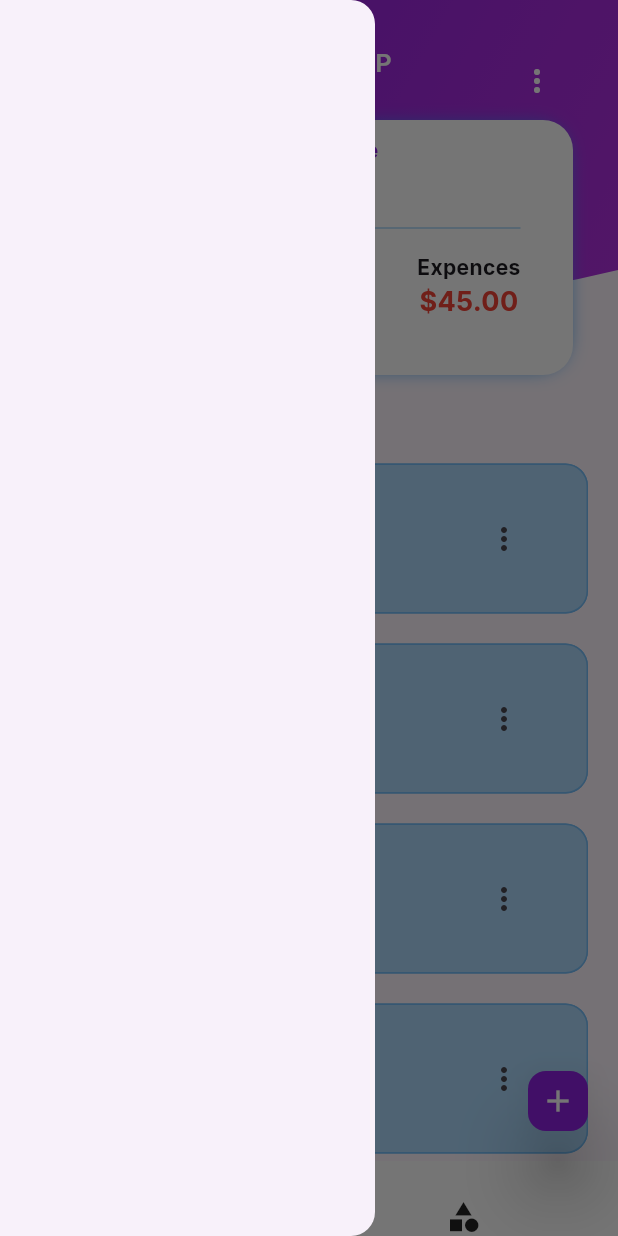
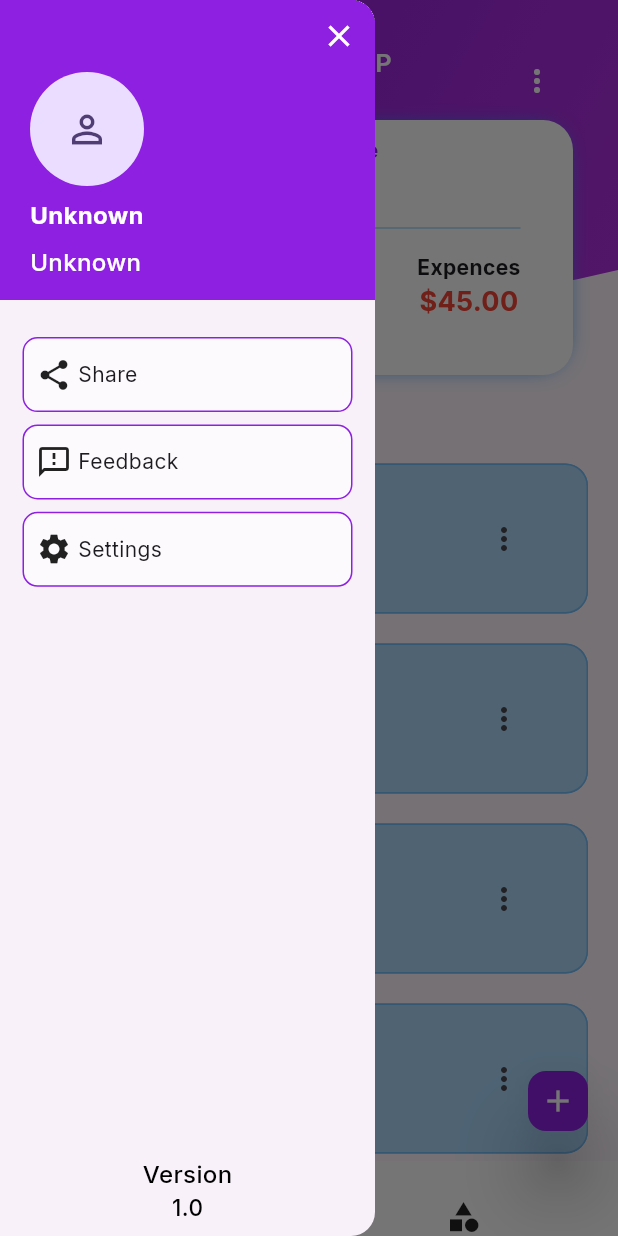
Before and after one commit to safvansafvan/Wallet-App, a Flutter app: the screen it shows after launch, with the side drawer open, on a phone screen of 412 x 824 dp. Run offline on Flutter 3.47's test engine with Material 2 defaults, Android fonts, the phone set to English and light mode, and no system bars; drawn by our look-alikes of curved_navigation_bar; our stand-ins replace google_fonts.

Commit message:
drawer widget ui completed

```diff
--- a/lib/controller/core/constant.dart
+++ b/lib/controller/core/constant.dart
@@ -28,4 +28,22 @@ class CustomHeights {
     );
     return height;
   }
+
+  static commonheight(context) {
+    Size size = MediaQuery.of(context).size;
+    var height = SizedBox(
+      height: size.height * 0.03,
+    );
+    return height;
+  }
 }
+
+class CustomWidth {
+  static widthFive(context) {
+    Size size = MediaQuery.of(context).size;
+    var width = SizedBox(
+      width: size.width * 0.01,
+    );
+    return width;
+  }
+}
--- a/lib/main.dart
+++ b/lib/main.dart
@@ -18,6 +18,7 @@ class MyApp extends StatelessWidget {
           useMaterial3: true,
           fontFamily: GoogleFonts.inter().fontFamily),
       debugShowCheckedModeBanner: false,
-        home: MyHomeScreen());
+      home: MyHomeScreen(),
+    );
   }
 }
--- a/lib/view/category/category.dart
+++ b/lib/view/category/category.dart
@@ -40,23 +40,25 @@ class _CategoryScreenState extends State<CategoryScreen>
           ),
           centerTitle: true,
         ),
-        TabBar(
-          controller: controller,
-          labelStyle:
-              CustomFuction.style(fontWeight: FontWeight.bold, size: 16),
-          tabs: [
-            Tab(
-              text: 'Income',
-            ),
-            Tab(
-              text: 'Expence',
-            ),
-          ],
+        ColoredBox(
+          color: CustomColors.commonClr,
+          child: TabBar(
+            controller: controller,
+            indicatorColor: CustomColors.kwhite,
+            labelColor: CustomColors.kwhite,
+            unselectedLabelColor: CustomColors.kwhite,
+            labelStyle:
+                CustomFuction.style(fontWeight: FontWeight.bold, size: 16),
+            tabs: const [
+              Tab(text: 'Income'),
+              Tab(text: 'Expence'),
+            ],
+          ),
         ),
         Expanded(
           child: TabBarView(
               controller: controller,
-              children: [IncomeTabBar(), ExpenceTabBar()]),
+              children: const [IncomeTabBar(), ExpenceTabBar()]),
         )
       ],
     );
--- a/lib/view/category/widget/expence.dart
+++ b/lib/view/category/widget/expence.dart
@@ -15,7 +15,7 @@ class ExpenceTabBar extends StatelessWidget {
             margin: const EdgeInsets.symmetric(horizontal: 20),
             decoration: BoxDecoration(
                 color: CustomColors.containerColor,
-                borderRadius: BorderRadius.circular(15),
+                borderRadius: BorderRadius.circular(10),
                 border: Border.all(color: CustomColors.kblue.withAlpha(100)),
                 boxShadow: [BoxShadow(color: CustomColors.kblue)]),
             child: Center(
--- a/lib/view/category/widget/income.dart
+++ b/lib/view/category/widget/income.dart
@@ -14,10 +14,15 @@ class IncomeTabBar extends StatelessWidget {
             height: 60,
             margin: const EdgeInsets.symmetric(horizontal: 20),
             decoration: BoxDecoration(
-                color: CustomColors.containerColor,
-                borderRadius: BorderRadius.circular(15),
-                border: Border.all(color: CustomColors.kblue.withAlpha(100)),
-                boxShadow: [BoxShadow(color: CustomColors.kblue)]),
+              color: CustomColors.containerColor,
+              borderRadius: BorderRadius.circular(10),
+              border: Border.all(
+                color: CustomColors.kblue.withAlpha(100),
+              ),
+              boxShadow: [
+                BoxShadow(color: CustomColors.kblue),
+              ],
+            ),
             child: Center(
               child: ListTile(
                 title: Text(
@@ -26,11 +31,12 @@ class IncomeTabBar extends StatelessWidget {
                       fontWeight: FontWeight.w600, size: 16),
                 ),
                 trailing: IconButton(
-                    onPressed: () {},
-                    icon: Icon(
-                      Icons.delete_outline_outlined,
-                      color: CustomColors.kred,
-                    )),
+                  onPressed: () {},
+                  icon: Icon(
+                    Icons.delete_outline_outlined,
+                    color: CustomColors.kred,
+                  ),
+                ),
               ),
             ),
           ),
--- a/lib/view/home/home_screen.dart
+++ b/lib/view/home/home_screen.dart
@@ -3,7 +3,7 @@ import 'package:flutter/material.dart';
 import 'package:money_management_app/controller/core/constant.dart';
 import 'package:money_management_app/view/category/category.dart';
 import 'package:money_management_app/view/home/widgets/bottom_navigation.dart';
-import 'package:money_management_app/view/home/widgets/drawer.dart';
+import 'package:money_management_app/view/widgets/drawer/drawer.dart';
 import 'package:money_management_app/view/transaction/transactions.dart';
 
 // ignore: must_be_immutable
--- a/lib/view/home/widgets/drawer.dart
+++ /dev/null
@@ -1,12 +0,0 @@
-import 'package:flutter/material.dart';
-
-class DrawerWidget extends StatelessWidget {
-  const DrawerWidget({super.key});
-
-  @override
-  Widget build(BuildContext context) {
-    return const Drawer(
-      width: 250,
-    );
-  }
-}
--- /dev/null
+++ b/lib/view/widgets/drawer/drawer.dart
@@ -0,0 +1,100 @@
+import 'package:flutter/material.dart';
+import 'package:money_management_app/controller/core/constant.dart';
+import 'package:money_management_app/view/widgets/drawer/widget/drawer_tile.dart';
+
+class DrawerWidget extends StatelessWidget {
+  const DrawerWidget({super.key});
+
+  @override
+  Widget build(BuildContext context) {
+    return Drawer(
+      width: 250,
+      child: SafeArea(
+        child: Column(
+          children: [
+            Container(
+              height: 200,
+              width: double.infinity,
+              color: CustomColors.commonClr,
+              child: Padding(
+                padding: const EdgeInsets.only(left: 20),
+                child: Column(
+                  crossAxisAlignment: CrossAxisAlignment.start,
+                  children: [
+                    Align(
+                      alignment: Alignment.topRight,
+                      child: IconButton(
+                        onPressed: () => Scaffold.of(context).closeDrawer(),
+                        icon: Icon(
+                          Icons.close,
+                          color: CustomColors.kwhite,
+                        ),
+                      ),
+                    ),
+                    const CircleAvatar(
+                      radius: 38,
+                      child: Icon(
+                        Icons.person_outline,
+                        size: 30,
+                      ),
+                    ),
+                    CustomHeights.heightFive(context),
+                    Text(
+                      'Unknown',
+                      style: CustomFuction.style(
+                          fontWeight: FontWeight.w700,
+                          size: 16,
+                          color: CustomColors.kwhite),
+                    ),
+                    CustomHeights.heightFive(context),
+                    Text(
+                      'Unknown',
+                      style: CustomFuction.style(
+                          fontWeight: FontWeight.w500,
+                          size: 16,
+                          color: CustomColors.kwhite),
+                    )
+                  ],
+                ),
+              ),
+            ),
+            CustomHeights.commonheight(context),
+            Container(
+              margin: const EdgeInsets.symmetric(horizontal: 15),
+              child: Column(
+                children: [
+                  const DrawerTileWidget(icon: Icons.share, text: 'Share'),
+                  CustomHeights.heightFive(context),
+                  const DrawerTileWidget(
+                      icon: Icons.feedback_outlined, text: 'Feedback'),
+                  CustomHeights.heightFive(context),
+                  const DrawerTileWidget(icon: Icons.settings, text: 'Settings')
+                ],
+              ),
+            ),
+            const Spacer(),
+            Column(
+              children: [
+                Text(
+                  'Version',
+                  style: CustomFuction.style(
+                      fontWeight: FontWeight.w500,
+                      size: 16,
+                      color: CustomColors.kblack),
+                ),
+                Text(
+                  '1.0',
+                  style: CustomFuction.style(
+                      fontWeight: FontWeight.w500,
+                      size: 15,
+                      color: CustomColors.kblack),
+                ),
+                CustomHeights.heightFive(context)
+              ],
+            )
+          ],
+        ),
+      ),
+    );
+  }
+}
--- /dev/null
+++ b/lib/view/widgets/drawer/widget/drawer_tile.dart
@@ -0,0 +1,26 @@
+import 'package:flutter/material.dart';
+import 'package:money_management_app/controller/core/constant.dart';
+
+class DrawerTileWidget extends StatelessWidget {
+  const DrawerTileWidget({super.key, required this.icon, required this.text});
+  final IconData icon;
+  final String text;
+  @override
+  Widget build(BuildContext context) {
+    return Container(
+      height: 50,
+      width: double.infinity,
+      decoration: BoxDecoration(
+        color: CustomColors.containerColor,
+        borderRadius: BorderRadius.circular(10),
+        border: Border.all(color: CustomColors.commonClr),
+      ),
+      child: Padding(
+        padding: const EdgeInsets.symmetric(horizontal: 8.0),
+        child: Row(
+          children: [Icon(icon), CustomWidth.widthFive(context), Text(text)],
+        ),
+      ),
+    );
+  }
+}
```
Also changed, not shown: 3 other files. Lines whose indentation alone changed are shown as unchanged.
